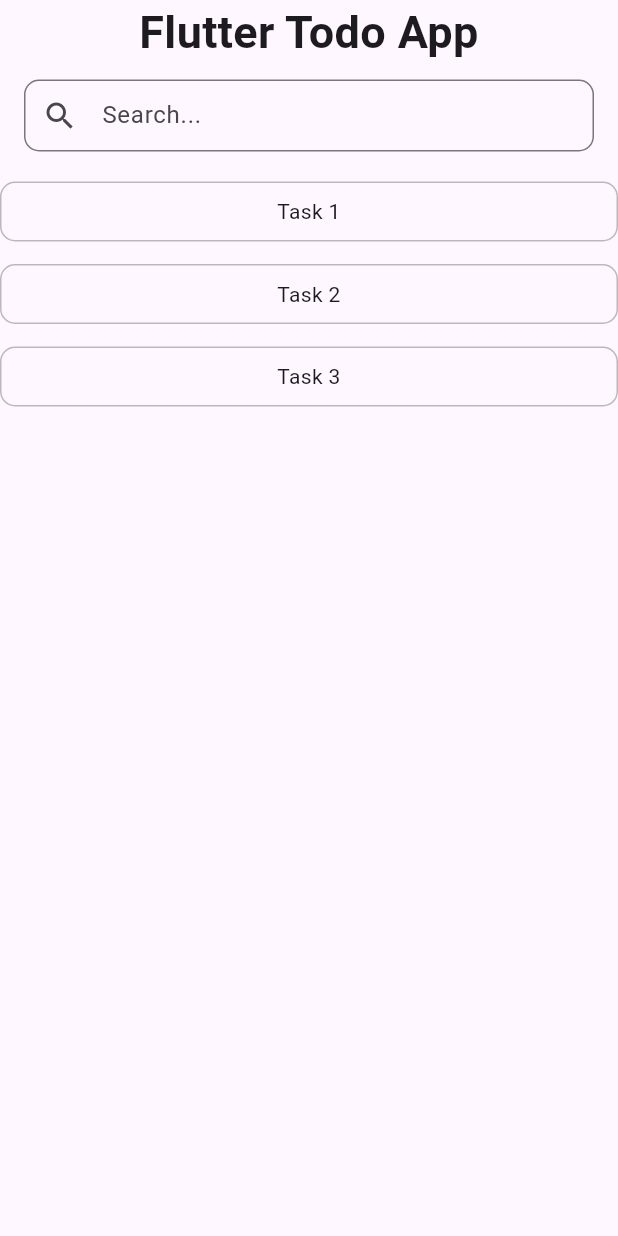
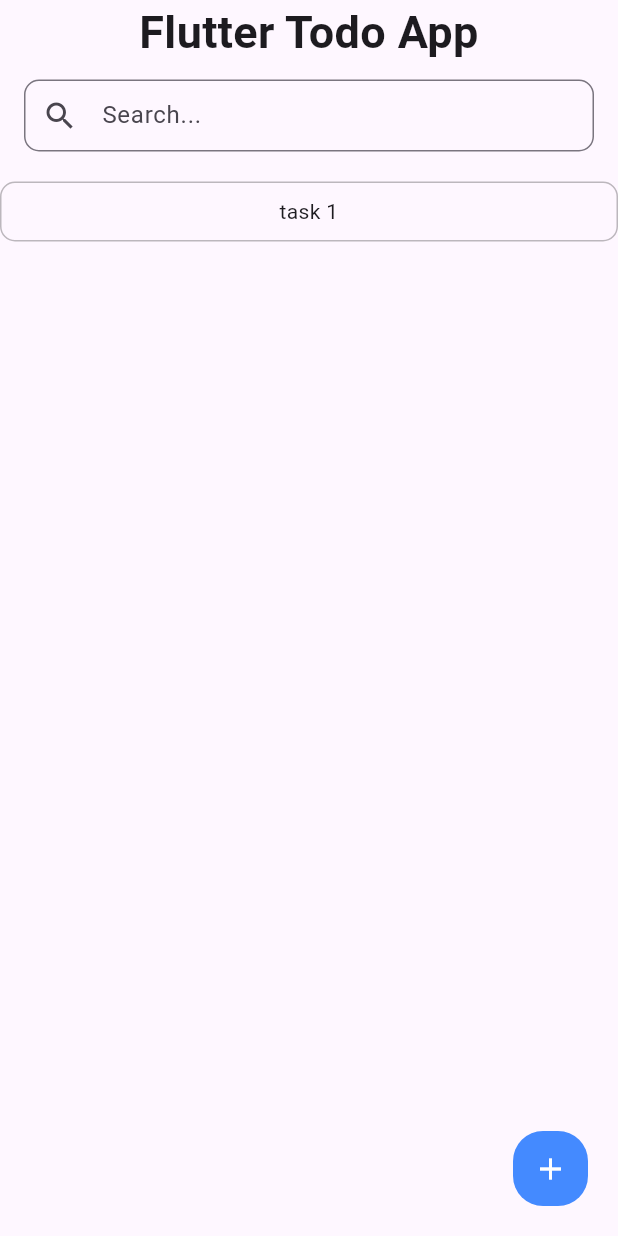
Before and after one commit to thinhtt264/Flutter_TodoApp, a Flutter app: the screen it shows after launch, on a phone screen of 412 x 824 dp. Run offline on Flutter 3.47's test engine with Material 3 defaults, Android fonts, the phone set to English and light mode, and no system bars; our stand-ins replace equatable, flutter_bloc.

Commit message:
apply bloc builder

```diff
--- a/lib/blocs/blocs.dart
+++ b/lib/blocs/blocs.dart
@@ -0,0 +1,3 @@
+export "task_bloc/task_bloc.dart";
+export "task_bloc/task_event.dart";
+export "task_bloc/task_provider.dart";
--- a/lib/blocs/task_bloc/task_bloc.dart
+++ b/lib/blocs/task_bloc/task_bloc.dart
@@ -2,12 +2,22 @@ import 'package:flutter_application_1/blocs/task_bloc/task_event.dart';
 import 'package:flutter_application_1/data/data.dart';
 import 'package:flutter_bloc/flutter_bloc.dart';
 
-class TaskBloc extends Bloc<TaskEvent, Task> {
-  TaskBloc() : super(const Task()) {
-      on<AddTaskEvent>((event, emit) => )
+class TaskBloc extends Bloc<TaskEvent, List<Task>> {
+  TaskBloc()
+      : super([
+          const Task(
+            title: 'task 1',
+            description: '123',
+            date: '2022-01-01',
+            time: '10:00',
+            isCompleted: false,
+          )
+        ]) {
+    on<AddTaskEvent>((event, emit) => _addEvent);
   }
 
- Future<void> _addEvent(Emitter emit) async {
-    emit.call(state)
+  void _addEvent(AddTaskEvent event, Emitter emit) {
+    print('zo chưa');
+    emit(state copyWith);
   }
 }
--- a/lib/blocs/task_bloc/task_event.dart
+++ b/lib/blocs/task_bloc/task_event.dart
@@ -1,10 +1,17 @@
-abstract class TaskEvent{}
+import 'package:equatable/equatable.dart';
 
-class AddTaskEvent extends TaskEvent{}
+abstract class TaskEvent extends Equatable {
+  const TaskEvent()
 
-class UpdateTaskEvent extends TaskEvent{}
+  @override
+  List<Object> get props => [];
+}
 
-class DeleteTaskEvent extends TaskEvent{
+class AddTaskEvent extends TaskEvent {}
+
+class UpdateTaskEvent extends TaskEvent {}
+
+class DeleteTaskEvent extends TaskEvent {
   final int id;
   DeleteTaskEvent({required this.id});
 }
--- /dev/null
+++ b/lib/blocs/task_bloc/task_provider.dart
@@ -0,0 +1,15 @@
+import 'package:flutter/widgets.dart';
+import 'package:flutter_application_1/blocs/task_bloc/task_bloc.dart';
+import 'package:flutter_bloc/flutter_bloc.dart';
+
+class TaskProvider extends StatelessWidget {
+  final Widget child;
+
+  const TaskProvider({super.key, required this.child});
+
+  @override
+  Widget build(BuildContext context) {
+    return BlocProvider(
+        create: (BuildContext context) => TaskBloc(), child: child);
+  }
+}
--- a/lib/screens/home/home_screen.dart
+++ b/lib/screens/home/home_screen.dart
@@ -1,7 +1,9 @@
 import 'package:flutter/material.dart';
+import 'package:flutter_application_1/blocs/blocs.dart';
 import 'package:flutter_application_1/data/data.dart';
 import 'package:flutter_application_1/screens/home/widget/widget.dart';
 import 'package:flutter_application_1/widget/widgets.dart';
+import 'package:flutter_bloc/flutter_bloc.dart';
 
 class HomeScreen extends StatefulWidget {
   const HomeScreen({
@@ -57,13 +59,22 @@ class HomeScreenState extends State<HomeScreen> {
     filterTasks();
   }
 
+  onPressAddTask(BuildContext context) {
+    context.read<TaskBloc>().add(AddTaskEvent());
+    print('vcc');
+  }
+
   @override
   Widget build(BuildContext context) {
-    return GestureDetector(
-        onTap: () => FocusScope.of(context).unfocus(),
+    return TaskProvider(
       child: Scaffold(
-          body: SafeArea(
-            child: Column(
+          body: BlocBuilder<TaskBloc, List<Task>>(builder: (context, state) {
+        return SafeArea(
+            child: GestureDetector(
+          onTap: () => FocusManager.instance.primaryFocus?.unfocus(),
+          child: Stack(
+            children: [
+              Column(
                 mainAxisAlignment: MainAxisAlignment.start,
                 children: [
                   const Text(
@@ -92,16 +103,39 @@ class HomeScreenState extends State<HomeScreen> {
                   Expanded(
                     child: DisplayListOfTasks(
                       isCompletedTasks: false,
-                      tasks: filteredTasks,
+                      tasks: state,
                       itemBuilder: (task) {
                         return CustomTaskItem(
                           task: task,
                         );
-                      }),
+                      },
+                    ),
                   ),
                 ],
               ),
+              Positioned(
+                right: 20,
+                bottom: 20,
+                child: InkWell(
+                  onTap: () => onPressAddTask(context),
+                  child: Container(
+                    width: 50,
+                    height: 50,
+                    decoration: const BoxDecoration(
+                      color: Colors.blueAccent,
+                      borderRadius: BorderRadius.all(Radius.circular(20)),
+                    ),
+                    child: const Icon(
+                      Icons.add,
+                      color: Colors.white,
+                    ),
+                  ),
+                ),
+              ),
+            ],
           ),
         ));
+      })),
+    );
   }
 }
--- a/lib/screens/home/widget/task_item.dart
+++ b/lib/screens/home/widget/task_item.dart
@@ -25,7 +25,7 @@ class CustomTaskItem extends StatelessWidget {
       ),
       child: Center(
         child: Text(
-          task.title,
+          task.title ?? '',
           textAlign: TextAlign.center,
         ),
       ),
```
Lines whose indentation alone changed are shown as unchanged.
